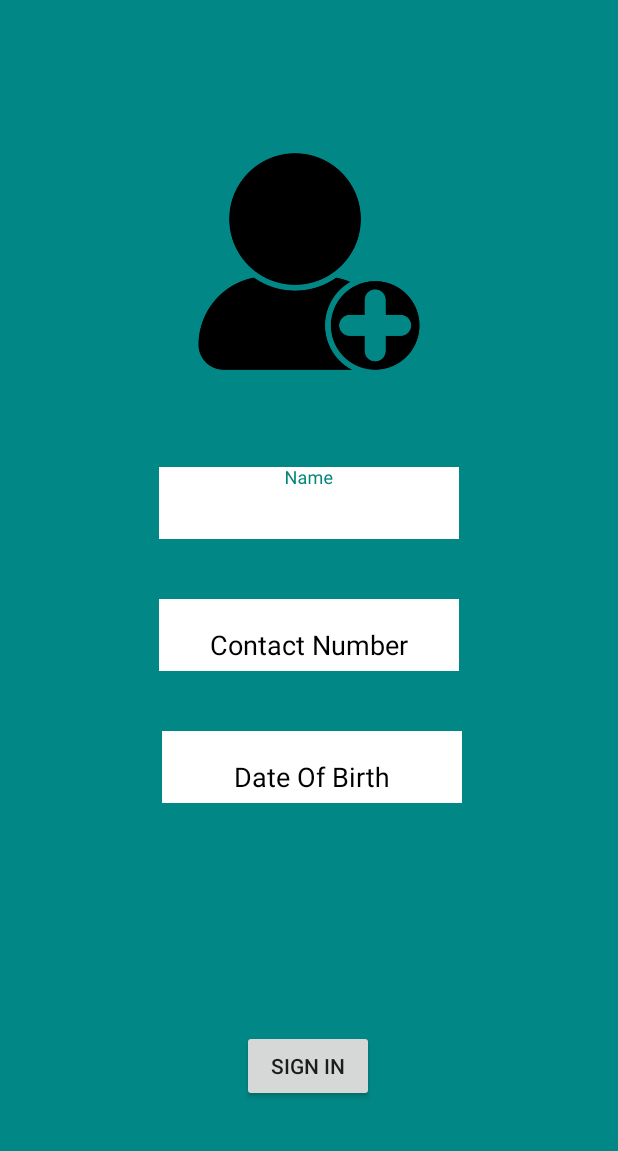
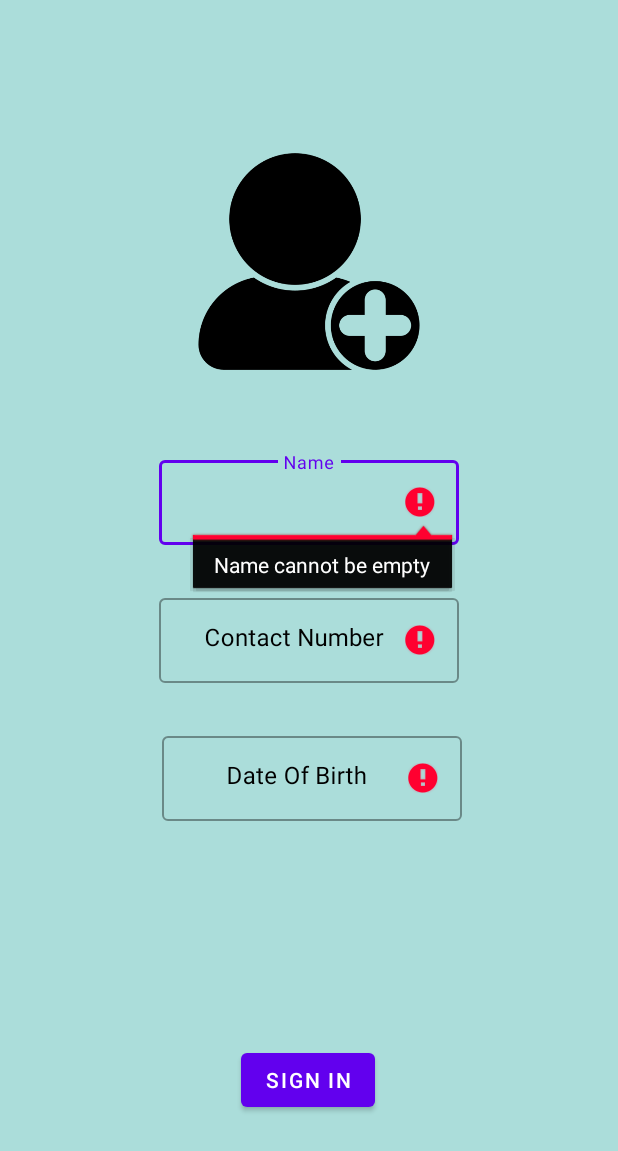
Before and after one commit to Vinayakbora/ToDoApp, an Android app: the screen it shows after launch (SignUpActivity before the commit, SigningUpActivity after it), after a tap on "SIGN IN", on a phone screen of 412 x 824 dp. Shown: the top 1151 px of the screen. Run offline under Robolectric (Android 15) with nearby library versions, the phone set to English and light mode, and no system bars.

Commit message:
Changes in Signing UI

```diff
--- a/app/src/main/AndroidManifest.xml
+++ b/app/src/main/AndroidManifest.xml
@@ -1,6 +1,6 @@
 <?xml version="1.0" encoding="utf-8"?>
 <manifest xmlns:android="http://schemas.android.com/apk/res/android"
-    xmlns:tools="http://schemas.android.com/tools">
+    xmlns:tools="http://schemas.android.com/tools" >
 
     <application
         android:allowBackup="true"
@@ -10,7 +10,10 @@
         android:label="@string/app_name"
         android:supportsRtl="true"
         android:theme="@style/Theme.ToDoApp"
-        tools:targetApi="31">
+        tools:targetApi="31" >
+        <activity
+            android:name=".SigningUpActivity"
+            android:exported="false" />
         <activity
             android:name=".RecyclerViewActivity"
             android:exported="false" />
@@ -21,7 +24,7 @@
         <activity
             android:name=".SplashScreen"
             android:exported="true"
-            android:theme="@style/Theme.AppCompat.Light.NoActionBar">
+            android:theme="@style/Theme.AppCompat.Light.NoActionBar" >
             <intent-filter>
                 <action android:name="android.intent.action.MAIN" />
 
--- a/app/src/main/java/com/example/todoapp/FormValidation.kt
+++ b/app/src/main/java/com/example/todoapp/FormValidation.kt
@@ -2,6 +2,7 @@
 
 import android.content.Context
 import android.content.Intent
+import android.widget.EditText
 import android.widget.Toast
 import androidx.core.content.ContextCompat.startActivity
 import java.util.regex.Pattern
@@ -14,47 +15,49 @@
     private val phoneRegex = "^\\d{10}\$"
     private var nameFlag: Int = 0
     private var phoneFlag: Int = 0
+    private var dobFlag: Int = 0
 
     init {
         this.ctx = ctx
     }
 
-    fun validateName(name: String){
+    fun validateName(name: String, value: EditText){
         if (name.isNotEmpty()) {
             if (Pattern.matches(nameRegex, name)) {
                 nameFlag++
                 checkValidation()
             } else {
-                Toast.makeText(
-                    ctx, "Please enter a valid Name", Toast.LENGTH_SHORT
-                ).show()
+                value.error = "Please enter a valid Name"
             }
         } else {
-            Toast.makeText(
-                ctx, "Name cannot be empty", Toast.LENGTH_SHORT
-            ).show()
+            value.error = "Name cannot be empty"
         }
     }
 
-    fun validatePhone(phoneNumber: String){
+    fun validatePhone(phoneNumber: String, value: EditText){
         if (phoneNumber.isNotEmpty()) {
             if (Pattern.matches(phoneRegex, phoneNumber)) {
                 phoneFlag++
                 checkValidation()
             } else {
-                Toast.makeText(
-                    ctx, "Please enter a valid Phone number", Toast.LENGTH_SHORT
-                ).show()
+                value.error = "Please enter a valid Phone number"
             }
         } else {
-            Toast.makeText(
-                ctx, "Mobile Number cannot be empty", Toast.LENGTH_SHORT
-            ).show()
+            value.error = "Mobile Number cannot be empty"
+        }
+    }
+
+    fun validateDOB(dob: String,value: EditText){
+        if (dob.isNotEmpty()) {
+            dobFlag++
+            checkValidation()
+        } else {
+            value.error = "D.O.B cannot be empty"
         }
     }
 
     private fun checkValidation(){
-        if(nameFlag >= 1 && phoneFlag>=1){
+        if(nameFlag >= 1 && phoneFlag>=1 && dobFlag>=1){
             Toast.makeText(ctx, "Logged In Successfully", Toast.LENGTH_SHORT).show()
             val intent = Intent(ctx, MainActivity::class.java)
             startActivity(ctx, intent, null)
--- a/app/src/main/java/com/example/todoapp/MainActivity.kt
+++ b/app/src/main/java/com/example/todoapp/MainActivity.kt
@@ -15,7 +15,7 @@
 
         logoutBtn.setOnClickListener{
             loginStatus.deleteData()
-            val intent = Intent(this, SignUpActivity::class.java)
+            val intent = Intent(this, SigningUpActivity::class.java)
             startActivity(intent)
             finish()
         }
--- a/app/src/main/java/com/example/todoapp/SignUpActivity.kt
+++ b/app/src/main/java/com/example/todoapp/SigningUpActivity.kt
@@ -7,10 +7,14 @@
 import android.widget.EditText
 import java.util.*
 
-class SignUpActivity : AppCompatActivity() {
+class SigningUpActivity : AppCompatActivity() {
     override fun onCreate(savedInstanceState: Bundle?) {
         super.onCreate(savedInstanceState)
-        setContentView(R.layout.activity_sign_up)
+        setContentView(R.layout.activity_signing_up)
+
+        if (supportActionBar != null) {
+            supportActionBar!!.hide()
+        }
 
         val button = findViewById<Button>(R.id.signInButton)
         val nameText = findViewById<EditText>(R.id.nameText)
@@ -37,8 +41,9 @@
         }
 
         button.setOnClickListener{
-            validation.validatePhone(numberText.text.toString())
-            validation.validateName(nameText.text.toString())
+            validation.validateName(nameText.text.toString(),nameText)
+            validation.validatePhone(numberText.text.toString(),numberText)
+            validation.validateDOB(dobText.text.toString(),dobText)
         }
     }
 }
--- a/app/src/main/java/com/example/todoapp/SplashScreen.kt
+++ b/app/src/main/java/com/example/todoapp/SplashScreen.kt
@@ -27,7 +27,7 @@
                 finish()
             }
             else{
-                intent = Intent(this, SignUpActivity::class.java)
+                intent = Intent(this, SigningUpActivity::class.java)
                 startActivity(intent)
                 finish()
             }
--- a/app/src/main/res/layout/activity_main.xml
+++ b/app/src/main/res/layout/activity_main.xml
@@ -27,27 +27,4 @@
         app:layout_constraintStart_toStartOf="parent"
         app:layout_constraintTop_toTopOf="parent" />
 
-
-
-    <com.google.android.material.textfield.TextInputLayout
-        android:id="@+id/filledTextField"
-
-        style="@style/Widget.MaterialComponents.TextInputLayout.OutlinedBox"
-
-        android:layout_width="match_parent"
-        android:layout_height="wrap_content"
-        android:layout_marginStart="32dp"
-        android:layout_marginTop="64dp"
-        android:layout_marginEnd="32dp"
-        android:hint="Enter something">
-
-        <!--this is the actual edit text which takes the input-->
-        <com.google.android.material.textfield.TextInputEditText
-            android:id="@+id/edit_text"
-            android:layout_width="match_parent"
-            android:layout_height="wrap_content" />
-
-    </com.google.android.material.textfield.TextInputLayout>
-
-
 </androidx.constraintlayout.widget.ConstraintLayout>
--- a/app/src/main/res/layout/activity_sign_up.xml
+++ b/app/src/main/res/layout/activity_signing_up.xml
@@ -1,11 +1,12 @@
 <?xml version="1.0" encoding="utf-8"?>
-<androidx.constraintlayout.widget.ConstraintLayout xmlns:android="http://schemas.android.com/apk/res/android"
+<androidx.constraintlayout.widget.ConstraintLayout
+    xmlns:android="http://schemas.android.com/apk/res/android"
+    xmlns:tools="http://schemas.android.com/tools"
     xmlns:app="http://schemas.android.com/apk/res-auto"
-    xmlns:tools="http://schemas.android.com/tools"
     android:layout_width="match_parent"
-    android:background="@color/teal_700"
     android:layout_height="match_parent"
-    tools:context=".SignUpActivity">
+    android:background="@color/light"
+    tools:context=".SigningUpActivity">
 
     <ImageView
         android:id="@+id/imageView"
@@ -22,38 +23,39 @@
 
     <com.google.android.material.textfield.TextInputLayout
         android:id="@+id/nameText1"
+        style="@style/Widget.MaterialComponents.TextInputLayout.OutlinedBox"
         android:layout_width="200dp"
-        android:layout_height="48dp"
+        android:layout_height="wrap_content"
         android:layout_marginStart="195dp"
-        android:layout_marginTop="60dp"
+        android:layout_marginTop="50dp"
         android:layout_marginEnd="196dp"
         android:autofillHints=""
-        android:background="@color/white"
+        android:background="@color/light"
         android:inputType="text"
         android:textColorHint="#000000"
         app:layout_constraintEnd_toEndOf="parent"
         app:layout_constraintStart_toStartOf="parent"
-        app:layout_constraintTop_toBottomOf="@+id/imageView" >
+        app:layout_constraintTop_toBottomOf="@+id/imageView">
 
         <com.google.android.material.textfield.TextInputEditText
             android:id="@+id/nameText"
             android:layout_width="200dp"
-            android:layout_height="48dp"
+            android:layout_height="wrap_content"
+            android:gravity="center_horizontal"
             android:hint="@string/your_name"
-            android:gravity="center_horizontal"
-            android:textCursorDrawable="@color/black"
-            android:backgroundTint="@color/black" />
+            android:textCursorDrawable="@color/black" />
 
     </com.google.android.material.textfield.TextInputLayout>
 
     <com.google.android.material.textfield.TextInputLayout
         android:id="@+id/numberText1"
+        style="@style/Widget.MaterialComponents.TextInputLayout.OutlinedBox"
         android:layout_width="200dp"
-        android:layout_height="48dp"
+        android:layout_height="wrap_content"
         android:layout_marginStart="106dp"
-        android:layout_marginTop="40dp"
+        android:layout_marginTop="30dp"
         android:layout_marginEnd="106dp"
-        android:background="@color/white"
+        android:background="@color/light"
         android:textColorHint="#000000"
         app:layout_constraintEnd_toEndOf="parent"
         app:layout_constraintStart_toStartOf="parent"
@@ -64,23 +66,23 @@
         <com.google.android.material.textfield.TextInputEditText
             android:id="@+id/numberText"
             android:layout_width="200dp"
-            android:layout_height="48dp"
+            android:layout_height="wrap_content"
             android:hint="@string/contact_number"
             android:gravity="center_horizontal"
             android:textCursorDrawable="@color/black"
-            android:backgroundTint="@color/black"
             android:inputType="phone"/>
 
     </com.google.android.material.textfield.TextInputLayout>
 
     <com.google.android.material.textfield.TextInputLayout
         android:id="@+id/dobText1"
+        style="@style/Widget.MaterialComponents.TextInputLayout.OutlinedBox"
         android:layout_width="200dp"
-        android:layout_height="48dp"
+        android:layout_height="wrap_content"
         android:layout_marginStart="107dp"
-        android:layout_marginTop="40dp"
+        android:layout_marginTop="30dp"
         android:layout_marginEnd="104dp"
-        android:background="@color/white"
+        android:background="@color/light"
         app:layout_constraintEnd_toEndOf="parent"
         android:textAlignment="center"
         app:layout_constraintStart_toStartOf="parent"
@@ -92,15 +94,14 @@
         <com.google.android.material.textfield.TextInputEditText
             android:id="@+id/dobText"
             android:layout_width="200dp"
-            android:layout_height="48dp"
+            android:layout_height="wrap_content"
             android:hint="@string/d_o_b"
             android:gravity="center_horizontal"
             android:clickable="false"
             android:cursorVisible="false"
             android:focusable="false"
             android:focusableInTouchMode="false"
-            android:textCursorDrawable="@color/black"
-            android:backgroundTint="@color/black"/>
+            android:textCursorDrawable="@color/black" />
 
     </com.google.android.material.textfield.TextInputLayout>
 
@@ -110,7 +111,7 @@
         android:layout_height="wrap_content"
         android:layout_marginStart="158dp"
         android:layout_marginEnd="159dp"
-        android:layout_marginBottom="89dp"
+        android:layout_marginBottom="80dp"
         android:text="@string/sign_in"
         app:layout_constraintBottom_toBottomOf="parent"
         app:layout_constraintEnd_toEndOf="parent"
--- a/app/src/main/res/values/colors.xml
+++ b/app/src/main/res/values/colors.xml
@@ -7,4 +7,6 @@
     <color name="teal_700">#FF018786</color>
     <color name="black">#FF000000</color>
     <color name="white">#FFFFFFFF</color>
+
+    <color name="light">#abddda</color>
 </resources>
```
